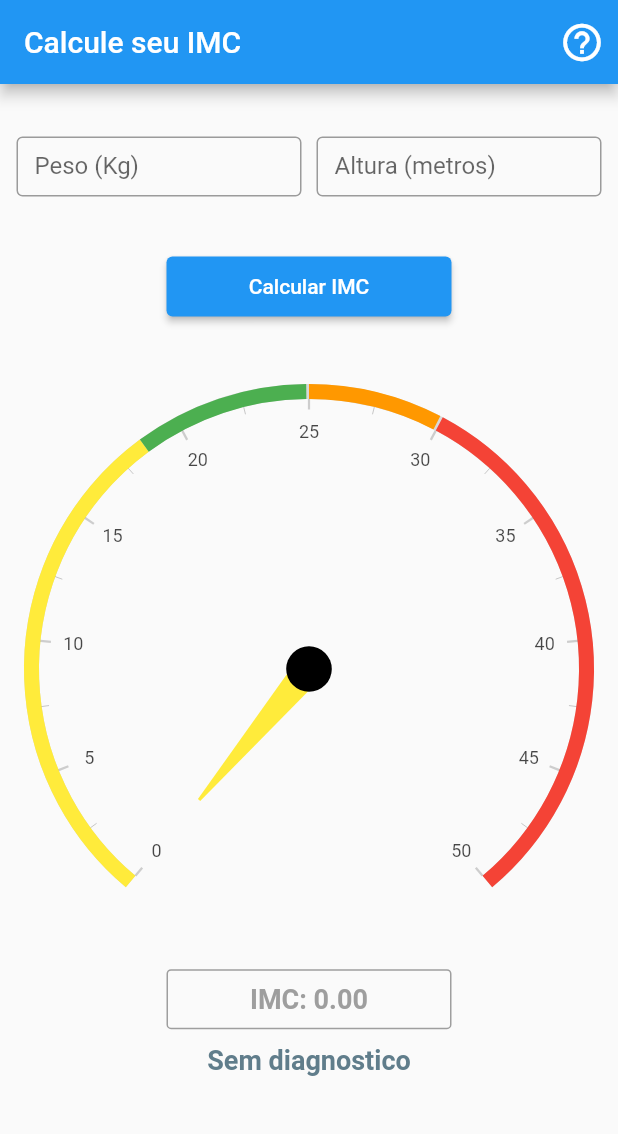
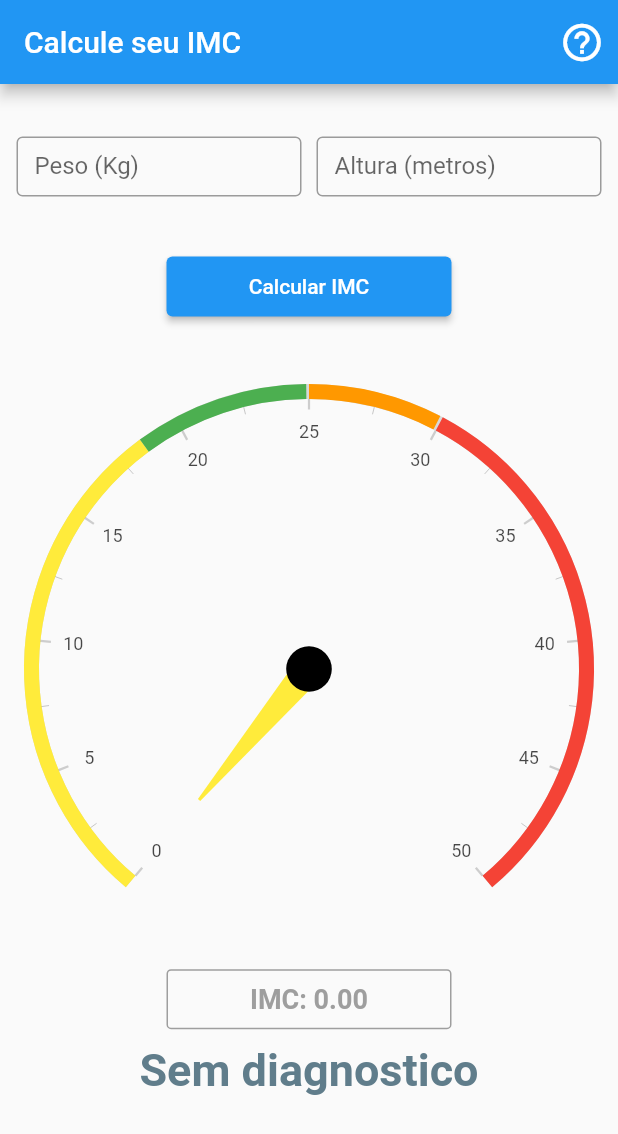
Before and after one commit to joaovitorpd/calculo_imc, a Flutter app: the screen it shows after launch, on a phone screen of 412 x 824 dp. Shown: the top 1134 px of the screen. Run offline on Flutter 3.47's test engine with Material 2 defaults, Android fonts, the phone set to English and light mode, and no system bars; drawn by our look-alikes of syncfusion_flutter_gauges; our stand-ins replace brasil_fields.

Commit message:
Files reorganized and code adjustments needed

```diff
--- a/lib/screens/home_page.dart
+++ b/lib/screens/home_page.dart
@@ -184,7 +184,7 @@ class _HomePageState extends State<HomePage> {
                     textodiagnosticoIMC,
                     style: const TextStyle(
                       color: Colors.blueGrey,
-                      fontSize: 18.0,
+                      fontSize: 30.0,
                       fontWeight: FontWeight.bold,
                     ),
                   ),
```
Also changed, not shown: lib/widgets/janela_de_ajuda.dart (renamed from lib/janela_de_ajuda.dart).
